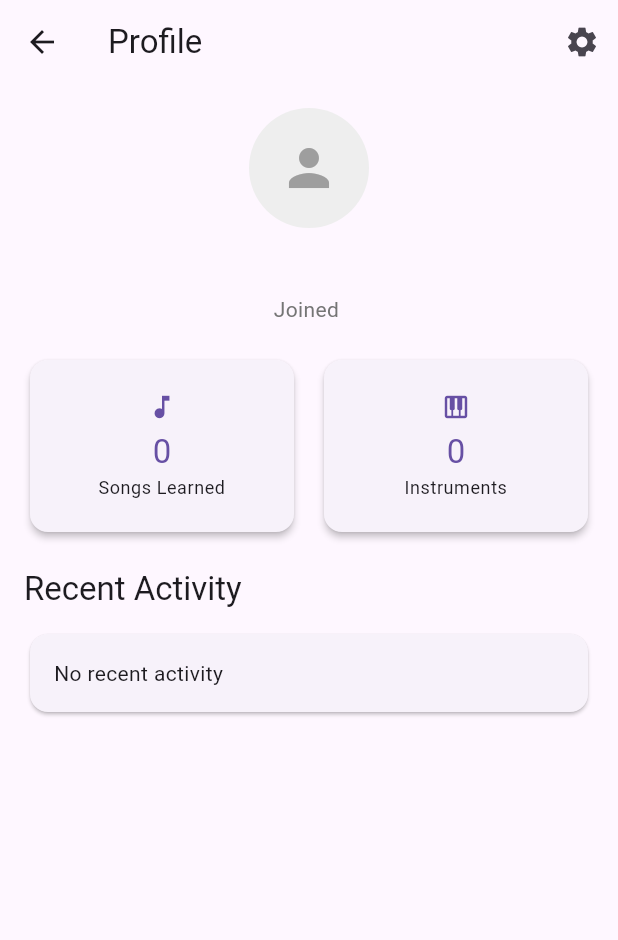
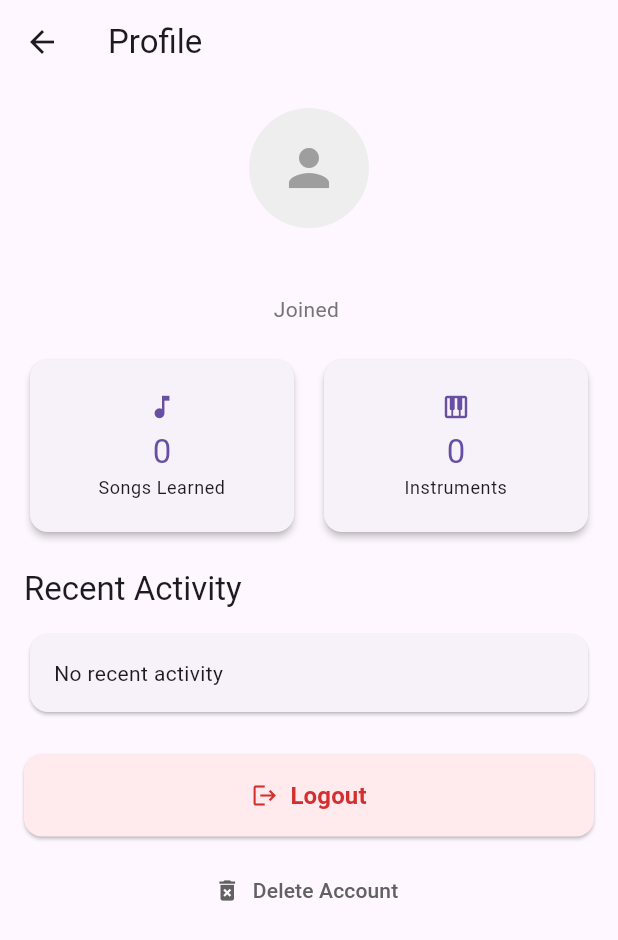
Before and after one commit to Hecate946/Muses, a Flutter app: the ProfileScreen screen opened directly, on a phone screen of 412 x 824 dp. Shown: the top 940 px of the screen. Run offline on Flutter 3.47's test engine with Material 3 defaults, Android fonts, the phone set to English and light mode, and no system bars; our stand-ins replace audioplayers; network calls fail.

Commit message:
created logout/delete ac

```diff
--- a/frontend/lib/screens/profile_screen.dart
+++ b/frontend/lib/screens/profile_screen.dart
@@ -52,14 +52,6 @@ class _ProfileScreenState extends State<ProfileScreen> {
     return Scaffold(
       appBar: AppBar(
         title: Text('Profile'),
-        actions: [
-          IconButton(
-            icon: Icon(Icons.settings),
-            onPressed: () {
-              // TODO: Implement settings
-            },
-          ),
-        ],
       ),
       body: SafeArea(
         child: _isLoading
@@ -132,6 +124,78 @@ class _ProfileScreenState extends State<ProfileScreen> {
                 ),
                 SizedBox(height: 12),
                 _buildActivityList(),
+                SizedBox(height: 24),
+                // Logout Button
+                Container(
+                  width: double.infinity,
+                  child: ElevatedButton.icon(
+                    onPressed: () {
+                      // TODO: Implement logout functionality
+                    },
+                    icon: Icon(Icons.logout, color: Colors.red[700]),
+                    label: Text(
+                      'Logout',
+                      style: TextStyle(
+                        fontSize: 16,
+                        fontWeight: FontWeight.w600,
+                        color: Colors.red[700],
+                      ),
+                    ),
+                    style: ElevatedButton.styleFrom(
+                      backgroundColor: Colors.red[50],
+                      padding: EdgeInsets.symmetric(vertical: 16),
+                      shape: RoundedRectangleBorder(
+                        borderRadius: BorderRadius.circular(12),
+                      ),
+                    ),
+                  ),
+                ),
+                SizedBox(height: 12),
+                // Delete Account Button
+                Container(
+                  width: double.infinity,
+                  child: TextButton.icon(
+                    onPressed: () {
+                      showDialog(
+                        context: context,
+                        builder: (BuildContext context) {
+                          return AlertDialog(
+                            title: Text('Delete Account'),
+                            content: Text(
+                              'Are you sure you want to delete your account? This action cannot be undone.',
+                              style: TextStyle(fontSize: 16),
+                            ),
+                            actions: [
+                              TextButton(
+                                onPressed: () => Navigator.pop(context),
+                                child: Text('Cancel'),
+                              ),
+                              TextButton(
+                                onPressed: () {
+                                  // TODO: Implement account deletion
+                                  Navigator.pop(context);
+                                },
+                                child: Text(
+                                  'Delete',
+                                  style: TextStyle(color: Colors.red),
+                                ),
+                              ),
+                            ],
+                          );
+                        },
+                      );
+                    },
+                    icon: Icon(Icons.delete_forever, color: Colors.grey[700]),
+                    label: Text(
+                      'Delete Account',
+                      style: TextStyle(
+                        fontSize: 14,
+                        color: Colors.grey[700],
+                      ),
+                    ),
+                  ),
+                ),
+                SizedBox(height: 24),
               ],
             ),
           ),
```
